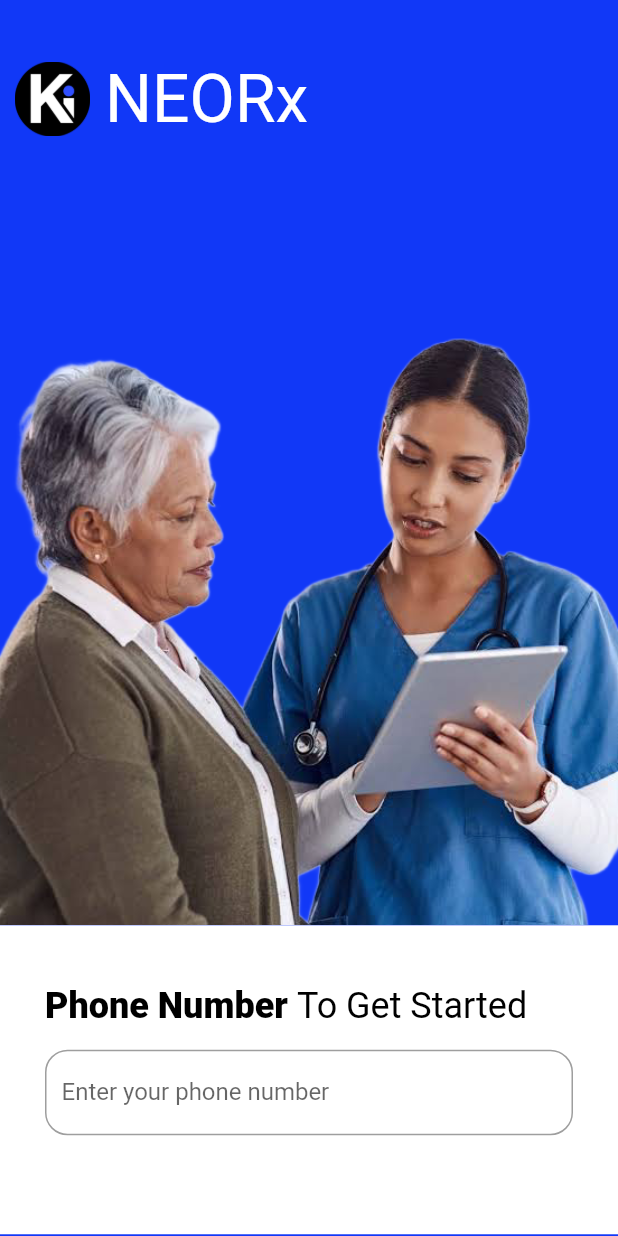
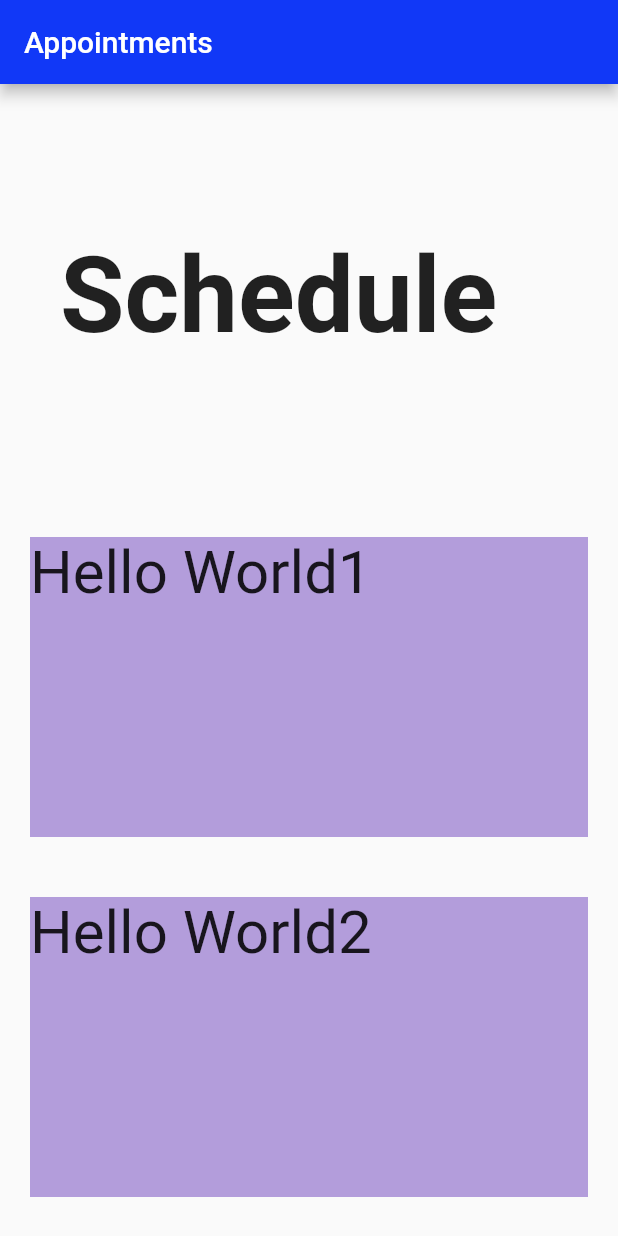
Before and after one commit to kodeinnovate/kode_rx, a Flutter app: the screen it shows after launch, on a phone screen of 412 x 824 dp. Run offline on Flutter 3.47's test engine with Material 2 defaults, Android fonts, the phone set to English and light mode, and no system bars.

Commit message:
modified:   lib/main.dart new file:   lib/patient_appointments.dart new file:   lib/square.dart

```diff
--- a/lib/main.dart
+++ b/lib/main.dart
@@ -1,8 +1,9 @@
 import 'package:flutter/material.dart';
+import 'package:kode_rx/patient_appointments.dart';
 import 'app_colors.dart';
 
 void main() {
-  runApp(const MyApp());
+  runApp(PatientAppointmentsScreen());
 }
 
 class MyApp extends StatelessWidget {
--- /dev/null
+++ b/lib/patient_appointments.dart
@@ -0,0 +1,72 @@
+import 'package:flutter/material.dart';
+import 'package:kode_rx/square.dart';
+import 'app_colors.dart';
+
+class AppointmentList {
+  String? date;
+  String? name;
+  String? status;
+
+  AppointmentList({this.date, this.name, this.status}); // Constructor
+}
+
+
+class PatientAppointmentsScreen extends StatelessWidget {
+//   final List _appointments = [
+// 'post 1',
+//     'post 2',
+//     'post 3',
+//     'post 4',
+//     'post 3',
+//     'post 3',
+//     'post 3',
+//     'post 3'
+//   ];
+
+  List<AppointmentList> lists = [
+    AppointmentList(name: 'Hello World1', date: '7th May', status: 'pending'),
+    AppointmentList(name: 'Hello World2', date: '10th May', status: 'On Going'),
+    AppointmentList(name: 'Hello World3', date: '11th May', status: 'cancelled')
+  ];
+
+
+
+  @override
+  Widget build(BuildContext context) {
+    return MaterialApp(
+      // textDirection: TextDirection.ltr, // Or TextDirection.rtl for right-to-left text direction
+      home: Scaffold(
+        appBar: AppBar(
+          title: const Text('Appointments'),
+          backgroundColor: AppColors.customBackground,
+        ),
+        body:
+
+        Column(
+
+          children: [
+            Align(alignment: Alignment.centerLeft, child:
+            Container(
+              child: const Padding(padding: EdgeInsets.fromLTRB(40, 100, 0, 100),
+                child:  Column(
+                  children: [
+                    Text('Schedule', style: TextStyle(fontSize: 70, fontWeight: FontWeight.bold), textAlign: TextAlign.left,)
+                  ],
+                ),),
+            )
+              ,),
+
+            Expanded(
+              child: ListView.builder(
+                itemCount: lists.length,
+                itemBuilder: (context, index) {
+                  return MySquare(child: lists[index].name);
+                },
+              ),
+            ),
+          ],
+        ),
+      ),
+    );
+  }
+}
--- /dev/null
+++ b/lib/square.dart
@@ -0,0 +1,17 @@
+import 'package:flutter/material.dart';
+
+class MySquare extends StatelessWidget {
+  final child;
+   MySquare({required this.child});
+  @override
+  Widget build(BuildContext context) {
+    return Padding(
+        padding: const EdgeInsets.all(20.0),
+        child: Container(
+          height: 200,
+          color: Colors.deepPurple[200],
+          child: Text(child, style: TextStyle(fontSize: 40)),
+        ),
+    );
+  }
+}
```
